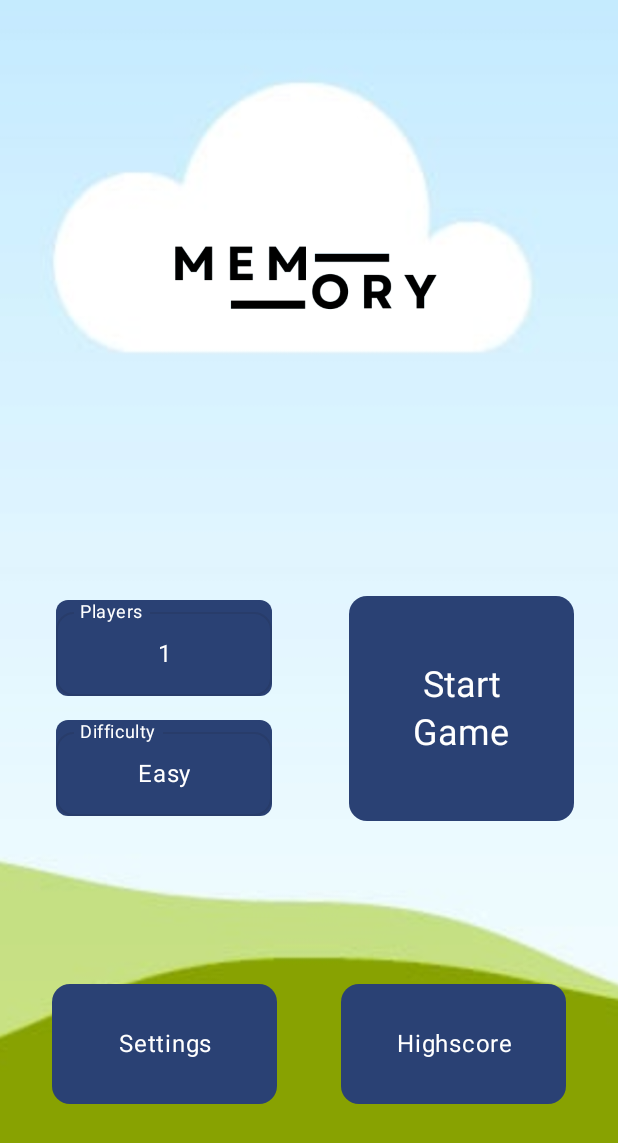
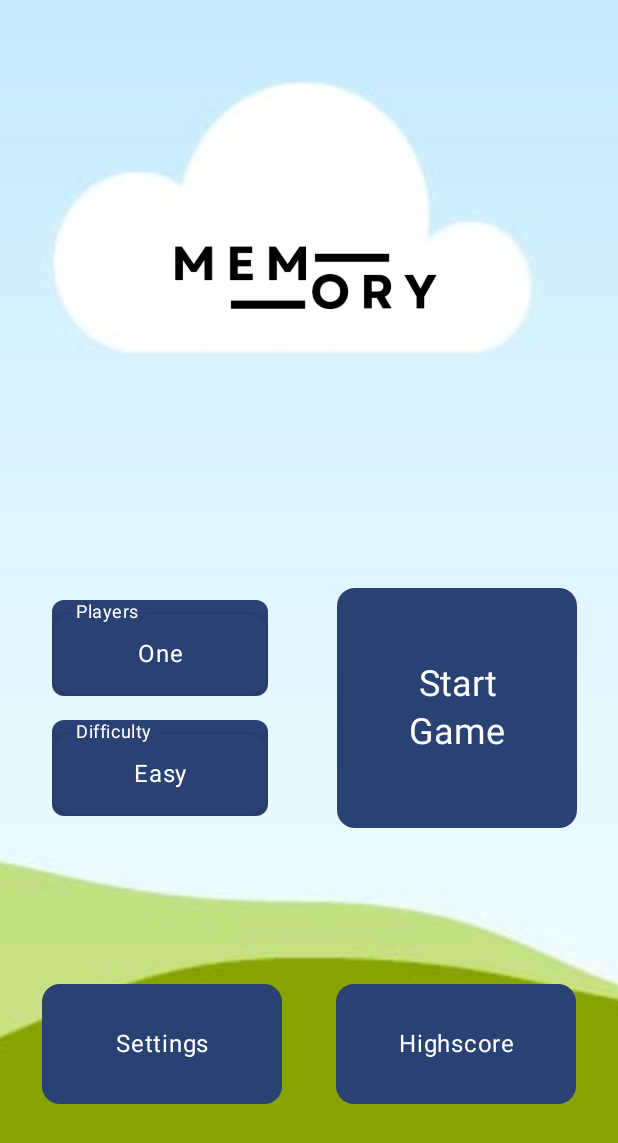
Before and after one commit to krilleellerstoffe/Memory, an Android app built with Jetpack Compose: the screen it shows after launch (MainActivity), on a phone screen of 412 x 824 dp. Shown: the top 1143 px of the screen. Run offline under Robolectric (Android 15) with nearby library versions, the phone set to English and light mode, and no system bars; our stand-ins replace Dagger/Hilt's generated code.

Commit message:
generalised enums so that string resource id can be used instead of strings, allows for different languages to use same enums

```diff
--- a/app/src/main/java/se/mau/al0038/memory/data/Settings.kt
+++ b/app/src/main/java/se/mau/al0038/memory/data/Settings.kt
@@ -1,11 +1,41 @@
 package se.mau.al0038.memory.data
 
-enum class Difficulty(val x: Int, val y: Int) {
-    Easy(4, 3),
-    Intermediate(4,4),
-    Hard(5,4)
+import se.mau.al0038.memory.R
+
+enum class Difficulty(val stringId: Int, val x: Int, val y: Int) {
+    Easy(R.string.easy, 4, 3),
+    Intermediate(R.string.intermediate, 4,4),
+    Hard(R.string.hard, 5,4);
+
+    companion object {
+        fun fromStringId(stringId: Int): Difficulty {
+            return when(stringId) {
+                R.string.easy -> Easy
+                R.string.intermediate -> Intermediate
+                R.string.hard -> Hard
+                else -> throw IllegalArgumentException("No difficulty with stringId $stringId")
+            }
+        }
+    }
+}
+
+enum class PlayerCount(val stringId: Int, val count: Int) {
+    One(R.string.one, 1),
+    Two(R.string.two, 2),
+    Three(R.string.three, 3);
+
+    companion object {
+        fun fromStringId(stringId: Int): PlayerCount {
+            return when(stringId) {
+                R.string.one -> One
+                R.string.two -> Two
+                R.string.three -> Three
+                else -> throw IllegalArgumentException("No playerCount with stringId $stringId")
+            }
+        }
+    }
 }
 data class Settings(
-    val playerCount: Int = 1,
+    val playerCount: PlayerCount = PlayerCount.One,
     val difficulty: Difficulty = Difficulty.Easy,
 )
--- a/app/src/main/java/se/mau/al0038/memory/navigation/MemoryNavigation.kt
+++ b/app/src/main/java/se/mau/al0038/memory/navigation/MemoryNavigation.kt
@@ -8,9 +8,11 @@ import androidx.navigation.compose.composable
 import androidx.navigation.compose.rememberNavController
 import androidx.navigation.navArgument
 import se.mau.al0038.memory.data.Difficulty
+import se.mau.al0038.memory.data.PlayerCount
 import se.mau.al0038.memory.data.Settings
 import se.mau.al0038.memory.ui.GameScreen
 import se.mau.al0038.memory.ui.HighScoreScreen
+import se.mau.al0038.memory.ui.SettingsScreen
 import se.mau.al0038.memory.ui.StartScreen
 
 @Composable
@@ -43,7 +45,7 @@ fun MemoryNavHost(
                 onBackButtonClick = { navController.popBackStack("Start", false) },
                 onViewHighScore = { navController.navigate("HighScore") },
                 settings = Settings(
-                    it.arguments?.getInt("playerCount") ?: 0,
+                    PlayerCount.valueOf(it.arguments?.getString("playerCount") ?: "One"),
                     Difficulty.valueOf(it.arguments?.getString("difficulty") ?: "Easy")
                 )
             )
--- a/app/src/main/java/se/mau/al0038/memory/ui/GameScreen.kt
+++ b/app/src/main/java/se/mau/al0038/memory/ui/GameScreen.kt
@@ -90,7 +90,7 @@ fun GameScreen(
             containerColor = colorResource(id = R.color.light_blue)
         )
 
-        if (showHighScore && gameViewModel.gameSettings.playerCount == 1) {
+        if (showHighScore && gameViewModel.gameSettings.playerCount.count == 1) {
             HighScoreDialog(
                 playerStats = gameViewModel.playerStats[0],
                 onDismissRequest = { showHighScore = false },
--- a/app/src/main/java/se/mau/al0038/memory/ui/StartScreen.kt
+++ b/app/src/main/java/se/mau/al0038/memory/ui/StartScreen.kt
@@ -40,6 +40,7 @@ import androidx.compose.ui.zIndex
 import androidx.lifecycle.viewmodel.compose.viewModel
 import se.mau.al0038.memory.R
 import se.mau.al0038.memory.data.Difficulty
+import se.mau.al0038.memory.data.PlayerCount
 import se.mau.al0038.memory.data.Settings
 import se.mau.al0038.memory.ui.viewModel.StartScreenViewModel
 
@@ -79,27 +80,38 @@ fun StartScreen(
                 Column(
                     modifier = Modifier
                         .padding(8.dp)
-                        .width(160.dp)
+                        .size(160.dp),
+                    verticalArrangement = Arrangement.SpaceBetween
                 ) {
+                    val playerCountIds = listOf(
+                        R.string.one,
+                        R.string.two,
+                        R.string.three
+                    )
                     SettingsDropdown(
-                        label = "Players",
-                        items = listOf("1", "2", "3"),
-                        selectedItem = startScreenViewModel.gameSettings.playerCount.toString(),
-                        onItemSelected = {
-                            startScreenViewModel.gameSettings =
-                                startScreenViewModel.gameSettings.copy(playerCount = it.toInt())
-                        })
-
-                    SettingsDropdown(
-                        label = "Difficulty",
-                        items = Difficulty.entries.map { it.name },
-                        selectedItem = startScreenViewModel.gameSettings.difficulty.name,
+                        label = stringResource(id = R.string.players),
+                        items = playerCountIds,
+                        selectedItem = startScreenViewModel.gameSettings.playerCount.stringId,
                         onItemSelected = {
                             startScreenViewModel.gameSettings =
                                 startScreenViewModel.gameSettings.copy(
-                                    difficulty = Difficulty.valueOf(
-                                        it
-                                    )
+                                    playerCount = PlayerCount.fromStringId(it)
+                                )
+                        })
+
+                    val difficultyIds = listOf(
+                        R.string.easy,
+                        R.string.intermediate,
+                        R.string.hard
+                    )
+                    SettingsDropdown(
+                        label = stringResource(id = R.string.difficulty),
+                        items = difficultyIds,
+                        selectedItem = startScreenViewModel.gameSettings.difficulty.stringId,
+                        onItemSelected = {
+                            startScreenViewModel.gameSettings =
+                                startScreenViewModel.gameSettings.copy(
+                                    difficulty = Difficulty.fromStringId(it)
                                 )
                         })
                 }
@@ -110,7 +122,7 @@ fun StartScreen(
                     },
                     modifier = Modifier
                         .padding(8.dp)
-                        .size(150.dp),
+                        .size(160.dp),
                     shape = MaterialTheme.shapes.medium
                 ) {
                     Text(
@@ -132,13 +144,14 @@ fun StartScreen(
                     modifier = Modifier
                         .padding(8.dp)
                         .height(80.dp)
-                        .width(150.dp),
+                        .width(160.dp),
                     shape = MaterialTheme.shapes.medium
                 ) {
                     Text(
                         text = stringResource(id = R.string.settings),
                         style = MaterialTheme.typography.bodyLarge,
-                        textAlign = TextAlign.Center
+                        textAlign = TextAlign.Center,
+                        softWrap = false
                     )
                 }
                 Spacer(modifier = Modifier.weight(.5f))
@@ -147,7 +160,7 @@ fun StartScreen(
                     modifier = Modifier
                         .padding(8.dp)
                         .height(80.dp)
-                        .width(150.dp),
+                        .width(160.dp),
                     shape = MaterialTheme.shapes.medium
                 ) {
                     Text(
@@ -170,9 +183,9 @@ fun StartScreen(
 @Composable
 fun SettingsDropdown(
     label: String,
-    items: List<String>,
-    selectedItem: String,
-    onItemSelected: (String) -> Unit
+    items: List<Int>,
+    selectedItem: Int,
+    onItemSelected: (Int) -> Unit
 ) {
     var expanded by remember { mutableStateOf(false) }
 
@@ -183,7 +196,7 @@ fun SettingsDropdown(
             .clip(RoundedCornerShape(8.dp))
     ) {
         OutlinedTextField(
-            value = selectedItem,
+            value = stringResource(id = selectedItem),
             onValueChange = {},
             readOnly = true,
             enabled = false,
@@ -206,7 +219,7 @@ fun SettingsDropdown(
         ) {
             items.forEach { item ->
                 DropdownMenuItem(
-                    text = { Text(text = item) },
+                    text = { Text(text = stringResource(id = item)) },
                     onClick = {
                         onItemSelected(item)
                         expanded = !expanded
--- a/app/src/main/java/se/mau/al0038/memory/ui/viewModel/GameViewModel.kt
+++ b/app/src/main/java/se/mau/al0038/memory/ui/viewModel/GameViewModel.kt
@@ -51,7 +51,7 @@ class GameViewModel @Inject constructor(
     fun generateGrid(settings: Settings) {
         gameSettings = settings
 
-        for (i in 0..<gameSettings.playerCount) {
+        for (i in 0..< gameSettings.playerCount.count) {
             playerStats.add(PlayerStats())
         }
 
@@ -98,7 +98,7 @@ class GameViewModel @Inject constructor(
                 cellList[secondIndex] = secondCard!!.copy(isFlipped = false)
                 resetCards()
 
-                currentPlayer = (currentPlayer + 1) % gameSettings.playerCount
+                currentPlayer = (currentPlayer + 1) % gameSettings.playerCount.count
             }
         }
 
--- /dev/null
+++ b/app/src/main/res/values/dimens.xml
@@ -0,0 +1,4 @@
+<?xml version="1.0" encoding="utf-8"?>
+<resources>
+    <dimen name="button_width">155</dimen>
+</resources>
--- a/app/src/main/res/values/strings.xml
+++ b/app/src/main/res/values/strings.xml
@@ -32,4 +32,9 @@
     <string name="en" translatable="false">English</string>
     <string name="sv" translatable="false">Svenska</string>
     <string name="system_default">System Default</string>
+    <string name="players">Players</string>
+    <string name="difficulty">Difficulty</string>
+    <string name="one">One</string>
+    <string name="two">Two</string>
+    <string name="three">Three</string>
 </resources>
```
Also changed, not shown: 1 other file.
